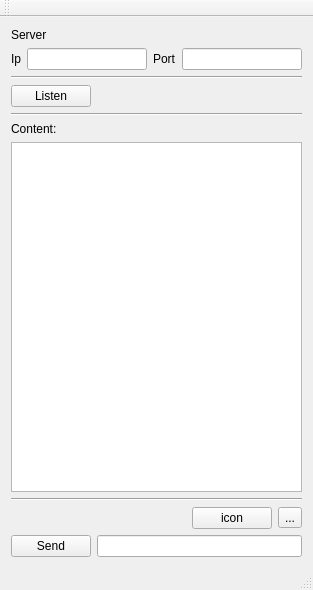
Qt form chatserver.ui (tainguyen12345/TrainingC-G6) before a commit.
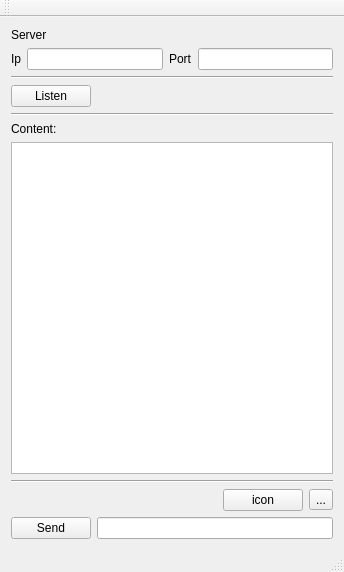
The same form after that commit.

The edit to the form file:
```diff
--- a/chatserver.ui
+++ b/chatserver.ui
@@ -6,8 +6,8 @@
    <rect>
     <x>0</x>
     <y>0</y>
-    <width>313</width>
-    <height>590</height>
+    <width>344</width>
+    <height>572</height>
    </rect>
   </property>
   <property name="windowTitle">
```
Left out of the diff: 8 changed lines with no effect on the pictures.
